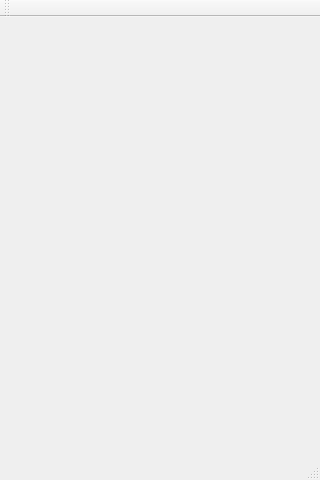
The window that mainwindow.ui (maxrd2/DivvyDroid) describes before a commit, drawn with Qt 5.
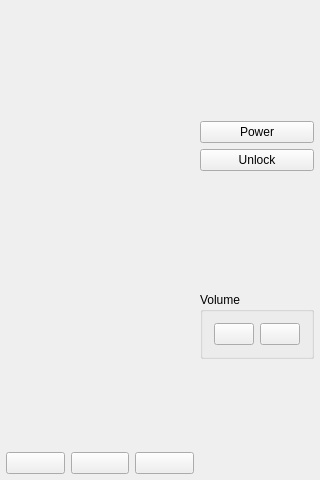
The same window after the commit. Icons and pictures are not drawn.

Diff of the .ui file:
```diff
--- a/mainwindow.ui
+++ b/mainwindow.ui
@@ -14,53 +14,213 @@
    <string notr="true">DivvyDroid</string>
   </property>
   <widget class="QWidget" name="centralWidget">
-   <layout class="QVBoxLayout" name="verticalLayout">
+   <layout class="QHBoxLayout" name="horizontalLayout_2">
     <property name="spacing">
      <number>0</number>
     </property>
     <property name="leftMargin">
-     <number>0</number>
+     <number>6</number>
     </property>
     <property name="topMargin">
-     <number>0</number>
+     <number>6</number>
     </property>
     <property name="rightMargin">
-     <number>0</number>
+     <number>6</number>
     </property>
     <property name="bottomMargin">
-     <number>0</number>
+     <number>6</number>
     </property>
     <item>
-     <widget class="QLabel" name="screen">
-      <property name="scaledContents">
-       <bool>false</bool>
+     <layout class="QVBoxLayout" name="layBottom">
+      <property name="spacing">
+       <number>0</number>
       </property>
-      <property name="alignment">
-       <set>Qt::AlignLeading|Qt::AlignLeft|Qt::AlignTop</set>
+      <item>
+       <widget class="QLabel" name="screen">
+        <property name="sizePolicy">
+         <sizepolicy hsizetype="MinimumExpanding" vsizetype="MinimumExpanding">
+          <horstretch>0</horstretch>
+          <verstretch>0</verstretch>
+         </sizepolicy>
+        </property>
+        <property name="scaledContents">
+         <bool>false</bool>
+        </property>
+        <property name="alignment">
+         <set>Qt::AlignLeading|Qt::AlignLeft|Qt::AlignTop</set>
+        </property>
+       </widget>
+      </item>
+      <item>
+       <layout class="QHBoxLayout" name="btnBottom">
+        <property name="topMargin">
+         <number>6</number>
+        </property>
+        <item>
+         <widget class="QPushButton" name="btnMenu">
+          <property name="icon">
+           <iconset resource="divvydroid.qrc">
+            <normaloff>:/icons/menu.svg</normaloff>:/icons/menu.svg</iconset>
+          </property>
+          <property name="iconSize">
+           <size>
+            <width>24</width>
+            <height>24</height>
+           </size>
+          </property>
+         </widget>
+        </item>
+        <item>
+         <widget class="QPushButton" name="btnHome">
+          <property name="icon">
+           <iconset resource="divvydroid.qrc">
+            <normaloff>:/icons/home.svg</normaloff>:/icons/home.svg</iconset>
+          </property>
+          <property name="iconSize">
+           <size>
+            <width>24</width>
+            <height>24</height>
+           </size>
+          </property>
+         </widget>
+        </item>
+        <item>
+         <widget class="QPushButton" name="btnBack">
+          <property name="icon">
+           <iconset resource="divvydroid.qrc">
+            <normaloff>:/icons/undo-variant.svg</normaloff>:/icons/undo-variant.svg</iconset>
+          </property>
+          <property name="iconSize">
+           <size>
+            <width>24</width>
+            <height>24</height>
+           </size>
+          </property>
+         </widget>
+        </item>
+       </layout>
+      </item>
+     </layout>
+    </item>
+    <item>
+     <layout class="QVBoxLayout" name="btnRight">
+      <property name="leftMargin">
+       <number>6</number>
       </property>
-     </widget>
+      <item>
+       <spacer name="spc1">
+        <property name="orientation">
+         <enum>Qt::Vertical</enum>
+        </property>
+        <property name="sizeHint" stdset="0">
+         <size>
+          <width>20</width>
+          <height>40</height>
+         </size>
+        </property>
+       </spacer>
+      </item>
+      <item>
+       <widget class="QPushButton" name="btnPower">
+        <property name="text">
+         <string>Power</string>
+        </property>
+        <property name="icon">
+         <iconset resource="divvydroid.qrc">
+          <normaloff>:/icons/power-standby.svg</normaloff>:/icons/power-standby.svg</iconset>
+        </property>
+        <property name="iconSize">
+         <size>
+          <width>20</width>
+          <height>20</height>
+         </size>
+        </property>
+       </widget>
+      </item>
+      <item>
+       <widget class="QPushButton" name="btnUnlock">
+        <property name="text">
+         <string>Unlock</string>
+        </property>
+        <property name="icon">
+         <iconset resource="divvydroid.qrc">
+          <normaloff>:/icons/lock-open.svg</normaloff>:/icons/lock-open.svg</iconset>
+        </property>
+        <property name="iconSize">
+         <size>
+          <width>20</width>
+          <height>20</height>
+         </size>
+        </property>
+       </widget>
+      </item>
+      <item>
+       <spacer name="spc2">
+        <property name="orientation">
+         <enum>Qt::Vertical</enum>
+        </property>
+        <property name="sizeHint" stdset="0">
+         <size>
+          <width>20</width>
+          <height>40</height>
+         </size>
+        </property>
+       </spacer>
+      </item>
+      <item>
+       <widget class="QGroupBox" name="grpVolume">
+        <property name="title">
+         <string>Volume</string>
+        </property>
+        <layout class="QHBoxLayout" name="horizontalLayout">
+         <item>
+          <widget class="QPushButton" name="btnVolumeDown">
+           <property name="icon">
+            <iconset resource="divvydroid.qrc">
+             <normaloff>:/icons/volume-minus.svg</normaloff>:/icons/volume-minus.svg</iconset>
+           </property>
+           <property name="iconSize">
+            <size>
+             <width>20</width>
+             <height>20</height>
+            </size>
+           </property>
+          </widget>
+         </item>
+         <item>
+          <widget class="QPushButton" name="btnVolumeUp">
+           <property name="icon">
+            <iconset resource="divvydroid.qrc">
+             <normaloff>:/icons/volume-plus.svg</normaloff>:/icons/volume-plus.svg</iconset>
+           </property>
+           <property name="iconSize">
+            <size>
+             <width>20</width>
+             <height>20</height>
+            </size>
+           </property>
+          </widget>
+         </item>
+        </layout>
+       </widget>
+      </item>
+      <item>
+       <spacer name="spc3">
+        <property name="orientation">
+         <enum>Qt::Vertical</enum>
+        </property>
+        <property name="sizeHint" stdset="0">
+         <size>
+          <width>20</width>
+          <height>40</height>
+         </size>
+        </property>
+       </spacer>
+      </item>
+     </layout>
     </item>
    </layout>
   </widget>
-  <widget class="QMenuBar" name="menuBar">
-   <property name="geometry">
-    <rect>
-     <x>0</x>
-     <y>0</y>
-     <width>320</width>
-     <height>30</height>
-    </rect>
-   </property>
-  </widget>
-  <widget class="QToolBar" name="mainToolBar">
-   <attribute name="toolBarArea">
-    <enum>TopToolBarArea</enum>
-   </attribute>
-   <attribute name="toolBarBreak">
-    <bool>false</bool>
-   </attribute>
-  </widget>
-  <widget class="QStatusBar" name="statusBar"/>
  </widget>
  <layoutdefault spacing="6" margin="11"/>
  <resources/>
```
Left out of the diff: 8 changed lines with no effect on the pictures.
